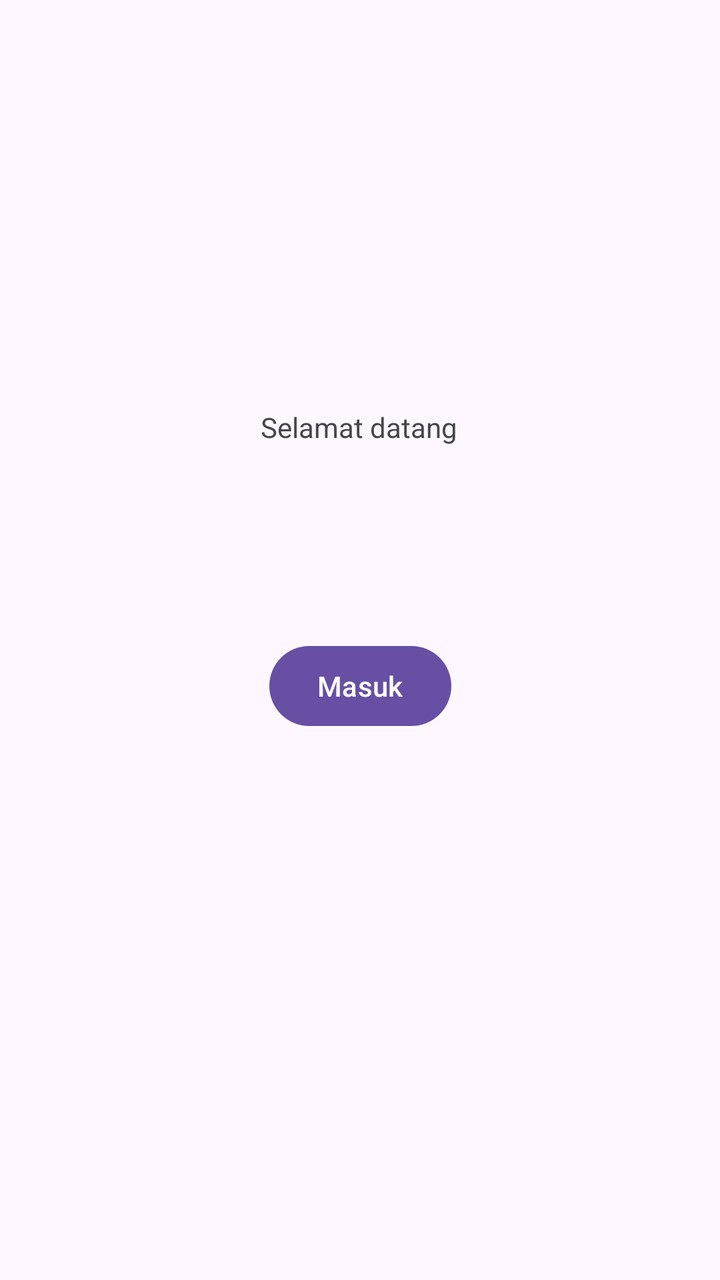
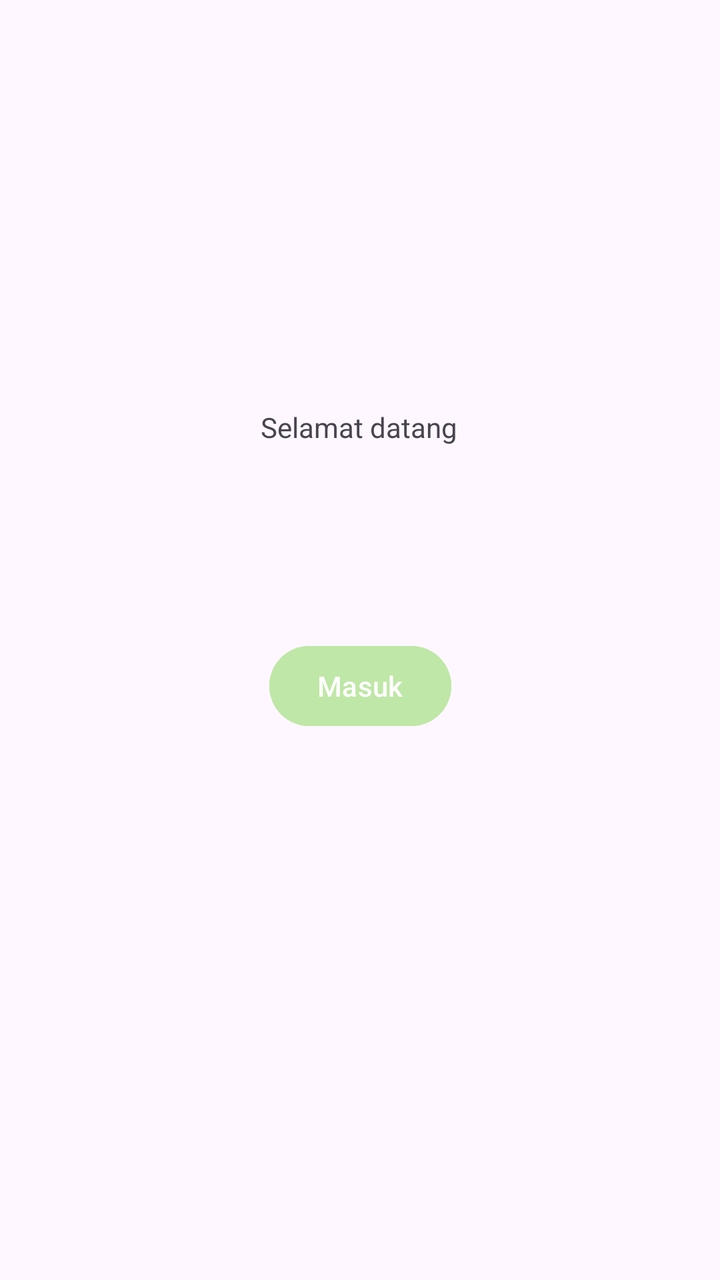

Before-and-after screenshots of an Android layout around one commit, followed by the original layout XML and the change that was made.
<!-- AndroidManifest.xml: application theme Theme.Aisyah3TIF -->
<!-- res/layout/activity_main.xml -->
<?xml version="1.0" encoding="utf-8"?>
<androidx.constraintlayout.widget.ConstraintLayout xmlns:android="http://schemas.android.com/apk/res/android"
    xmlns:app="http://schemas.android.com/apk/res-auto"
    xmlns:tools="http://schemas.android.com/tools"
    android:id="@+id/main"
    android:layout_width="match_parent"
    android:layout_height="match_parent"
    tools:context=".MainActivity">

    <Button
        android:id="@+id/btnToFourth"
        android:layout_width="wrap_content"
        android:layout_height="wrap_content"
        android:layout_marginTop="96dp"
        android:text="Masuk"
        app:layout_constraintEnd_toEndOf="parent"
        app:layout_constraintStart_toStartOf="parent"
        app:layout_constraintTop_toBottomOf="@+id/kirim" />

    <TextView
        android:id="@+id/kirim"
        android:layout_width="wrap_content"
        android:layout_height="wrap_content"
        android:layout_marginTop="204dp"
        android:text="Selamat datang"
        app:layout_constraintEnd_toEndOf="parent"
        app:layout_constraintHorizontal_bias="0.498"
        app:layout_constraintStart_toStartOf="parent"
        app:layout_constraintTop_toTopOf="parent" />

</androidx.constraintlayout.widget.ConstraintLayout>
<!-- resources referenced by this layout -->
<resources>
  <style name="Theme.Aisyah3TIF" parent="Base.Theme.Aisyah3TIF" />
  <style name="Base.Theme.Aisyah3TIF" parent="Theme.Material3.DayNight.NoActionBar">
          
          
      </style>
</resources>

<!-- the commit's change to res/layout/activity_main.xml (unified diff, before → after) -->
@@ -13,6 +13,7 @@
         android:layout_height="wrap_content"
         android:layout_marginTop="96dp"
         android:text="Masuk"
+        android:backgroundTint="@color/hijau_semangka"
         app:layout_constraintEnd_toEndOf="parent"
         app:layout_constraintStart_toStartOf="parent"
         app:layout_constraintTop_toBottomOf="@+id/kirim" />
<!-- resource entries referenced after the edit -->
@@ -1,5 +1,6 @@
 <!-- resources referenced by this layout -->
 <resources>
+  <color name="hijau_semangka">#BFE7A7</color>
   <style name="Theme.Aisyah3TIF" parent="Base.Theme.Aisyah3TIF" />
   <style name="Base.Theme.Aisyah3TIF" parent="Theme.Material3.DayNight.NoActionBar">
           
